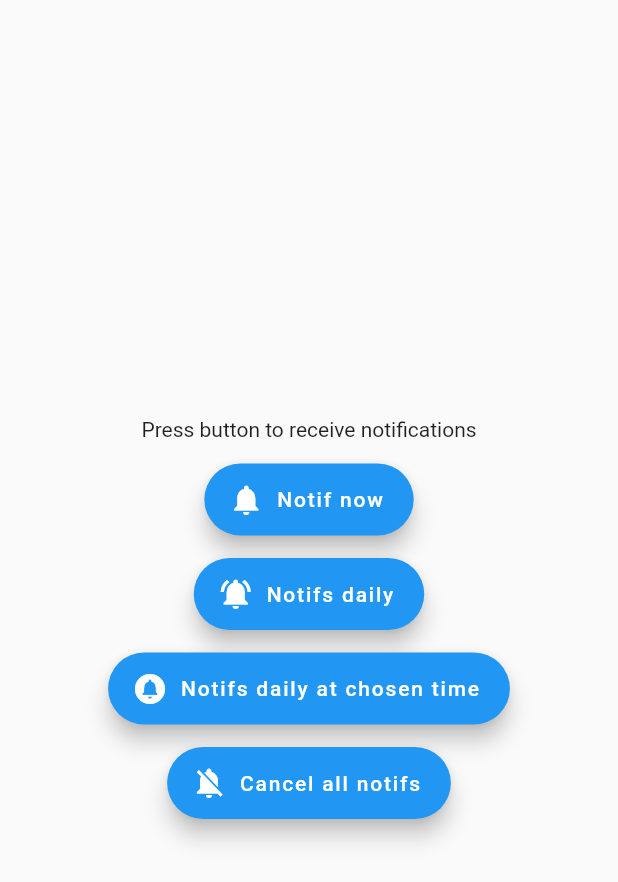
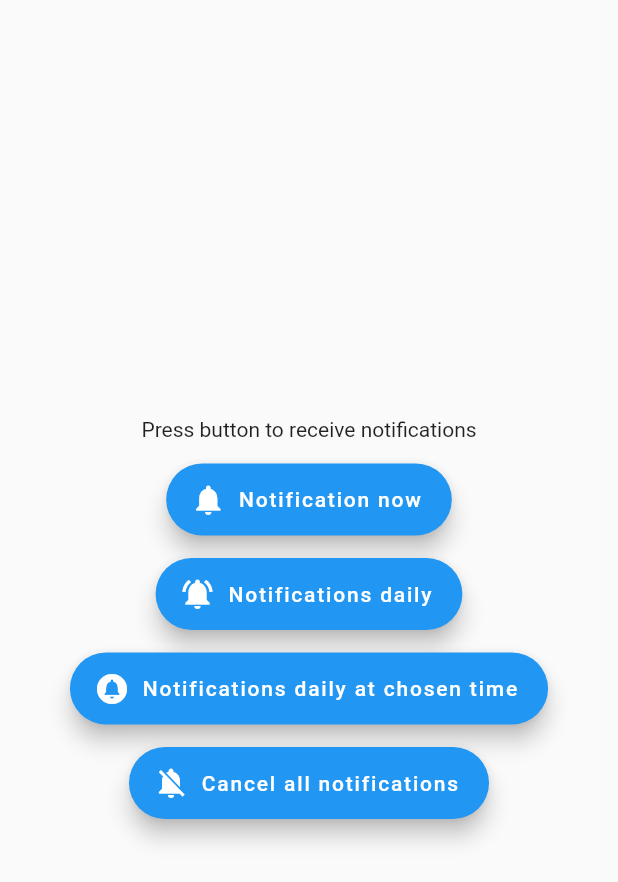
Before and after one commit to sv-makh/week21_notifications, a Flutter app: the screen it shows after launch, on a phone screen of 412 x 824 dp. Shown: the top 882 px of the screen. Run offline on Flutter 3.47's test engine with Material 2 defaults, Android fonts, the phone set to English and light mode, and no system bars; our stand-ins replace flutter_local_notifications, flutter_native_timezone, timezone.

Commit message:
add initializing of local time zone; upgrade gradle for flutter_native_timezone package

```diff
--- a/lib/main.dart
+++ b/lib/main.dart
@@ -1,11 +1,19 @@
 import 'package:flutter/material.dart';
 import 'package:flutter_local_notifications/flutter_local_notifications.dart';
+import 'package:flutter_native_timezone/flutter_native_timezone.dart';
 import 'package:timezone/data/latest_all.dart' as tz;
 import 'package:timezone/timezone.dart' as tz;
 
-void main() {
+void main() async {
+  WidgetsFlutterBinding.ensureInitialized();
+  await _configureLocalTimeZone();
+  runApp(const MyApp());
+}
+
+Future<void> _configureLocalTimeZone() async {
   tz.initializeTimeZones();
-  runApp(const MyApp());
+  final String? timeZoneName = await FlutterNativeTimezone.getLocalTimezone();
+  tz.setLocalLocation(tz.getLocation(timeZoneName!));
 }
 
 class MyApp extends StatelessWidget {
@@ -58,7 +66,7 @@ class _NotificationsAppState extends State<NotificationsApp> {
       AndroidNotificationDetails(
         "ID",
         "Название уведомления",
-        //importance: Importance.high,
+        importance: Importance.high,
         channelDescription: "Контент уведомления",
       );
     const IOSNotificationDetails iosDetails =
@@ -117,8 +125,6 @@ class _NotificationsAppState extends State<NotificationsApp> {
 
   tz.TZDateTime _nextInstanceOfChosenTime() {
     final tz.TZDateTime now = tz.TZDateTime.now(tz.local);
-    print(selectedTime.hour);
-    print(selectedTime.minute);
     tz.TZDateTime scheduledDate =
     tz.TZDateTime(tz.local, now.year, now.month, now.day, selectedTime.hour, selectedTime.minute);
     if (scheduledDate.isBefore(now)) {
@@ -143,13 +149,13 @@ class _NotificationsAppState extends State<NotificationsApp> {
             FloatingActionButton.extended(
                 onPressed: _showNotificationNow,
                 icon: const Icon(Icons.notifications),
-                label: const Text('Notif now')
+                label: const Text('Notification now')
             ),
             const SizedBox(height: 15),
             FloatingActionButton.extended(
                 onPressed: _showNotificationsDaily,
                 icon: const Icon(Icons.notifications_active),
-                label: const Text('Notifs daily')
+                label: const Text('Notifications daily')
             ),
             const SizedBox(height: 15),
             FloatingActionButton.extended(
@@ -157,13 +163,13 @@ class _NotificationsAppState extends State<NotificationsApp> {
                 _showNotificationsDailyAtChosenTime(context);
               },
               icon: const Icon(Icons.circle_notifications),
-              label: const Text('Notifs daily at chosen time'),
+              label: const Text('Notifications daily at chosen time'),
             ),
             const SizedBox(height: 15),
             FloatingActionButton.extended(
               onPressed: _cancelNotifications,
               icon: const Icon(Icons.notifications_off),
-              label: const Text('Cancel all notifs'),
+              label: const Text('Cancel all notifications'),
             )
           ])
       ),
--- a/pubspec.yaml
+++ b/pubspec.yaml
@@ -35,6 +35,7 @@ dependencies:
   # Use with the CupertinoIcons class for iOS style icons.
   cupertino_icons: ^1.0.2
   flutter_local_notifications: ^9.4.0
+  flutter_native_timezone: ^2.0.0
 
 dev_dependencies:
   flutter_test:
```
Also changed, not shown: pubspec.lock, 2 other files.
